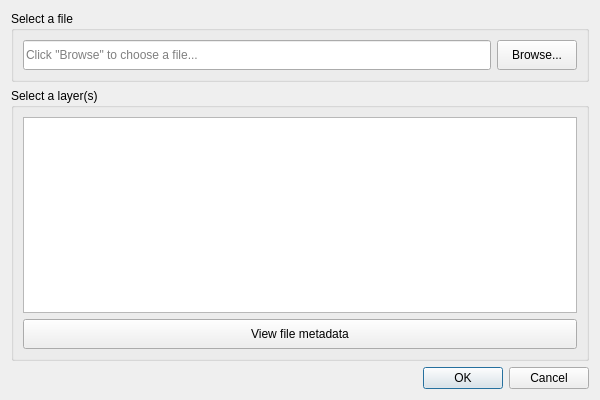
Old version of the form LDMP/gui/DlgLoadDataTE.ui in the repository ConservationInternational/trends.earth.
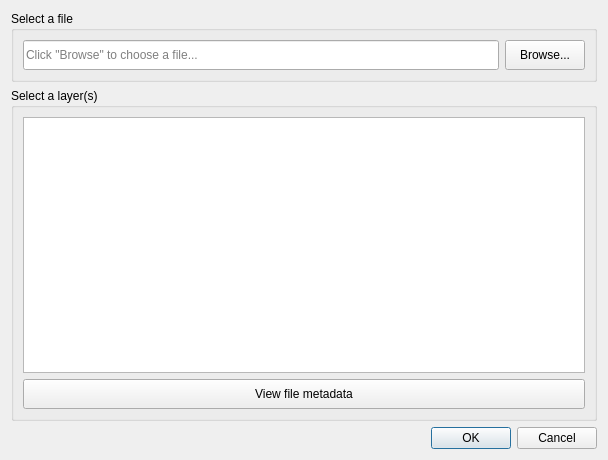
New version of the form.

Patch:
```diff
--- a/LDMP/gui/DlgLoadDataTE.ui
+++ b/LDMP/gui/DlgLoadDataTE.ui
@@ -9,8 +9,8 @@
    <rect>
     <x>0</x>
     <y>0</y>
-    <width>600</width>
-    <height>400</height>
+    <width>608</width>
+    <height>460</height>
    </rect>
   </property>
   <property name="windowTitle">
```
